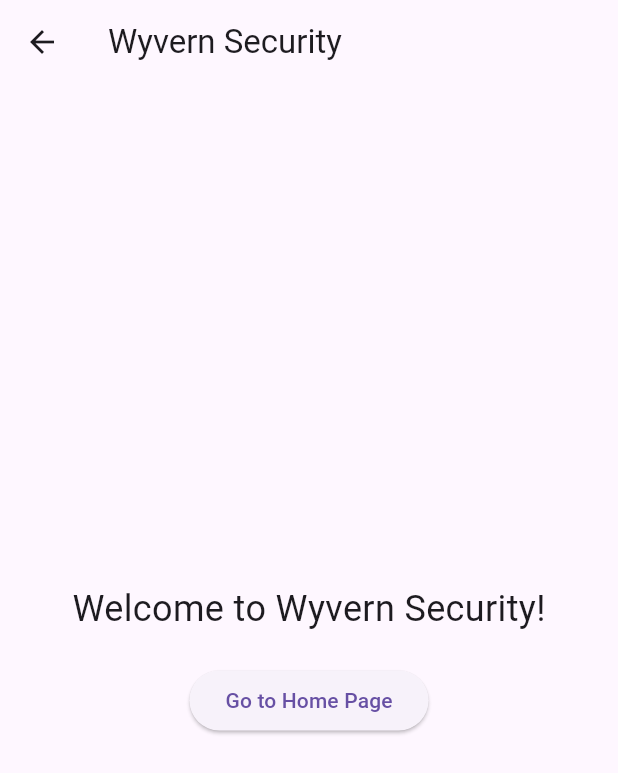
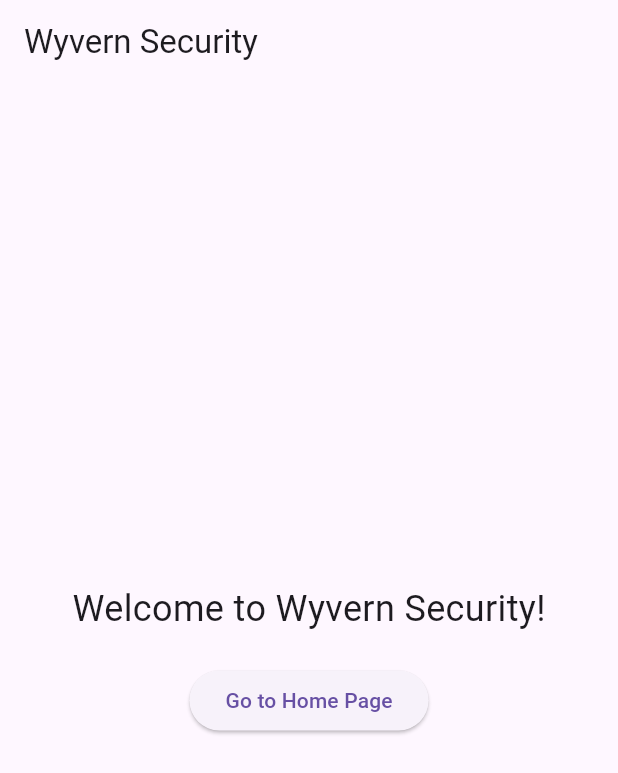
Before and after one commit to TheRealWhiteWyvern/WyvernSecurity, a Flutter app: the screen it shows after launch, on a phone screen of 412 x 824 dp. Shown: the top 773 px of the screen. Run offline on Flutter 3.47's test engine with Material 3 defaults, Android fonts, the phone set to English and light mode, and no system bars; our stand-ins replace firebase_core; accounts and stored records are empty.

```diff
--- a/wyvern_security_app/lib/main.dart
+++ b/wyvern_security_app/lib/main.dart
@@ -21,7 +21,7 @@ class MyApp extends StatelessWidget {
       theme: ThemeData(
         primarySwatch: Colors.blue,
       ),
-      initialRoute: Routes.home,
+      initialRoute: Routes.landing,
       onGenerateRoute: Routes.generateRoute,
     );
   }
```
Also changed, not shown: 2 other files.
